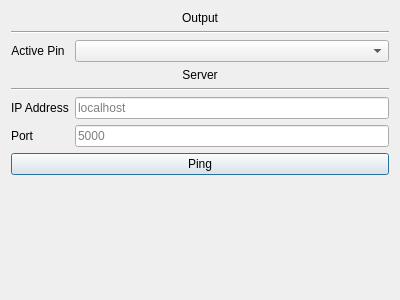
The window that config_dialog.ui (bastisawesome/RPiMorse) describes before a commit, drawn with Qt 5.
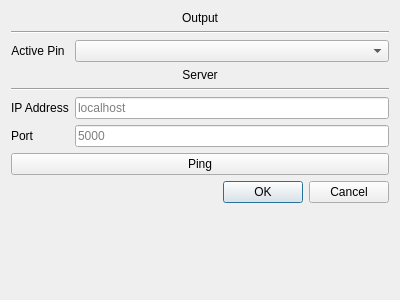
The same window after the commit.

What changed in the file:
```diff
--- a/config_dialog.ui
+++ b/config_dialog.ui
@@ -121,6 +121,13 @@
      </property>
     </widget>
    </item>
+   <item row="9" column="0" colspan="2">
+    <widget class="QDialogButtonBox" name="buttonBox">
+     <property name="standardButtons">
+      <set>QDialogButtonBox::Cancel|QDialogButtonBox::Ok</set>
+     </property>
+    </widget>
+   </item>
   </layout>
  </widget>
  <resources/>
```
Left out of the diff: 55 changed lines with no effect on the pictures.
